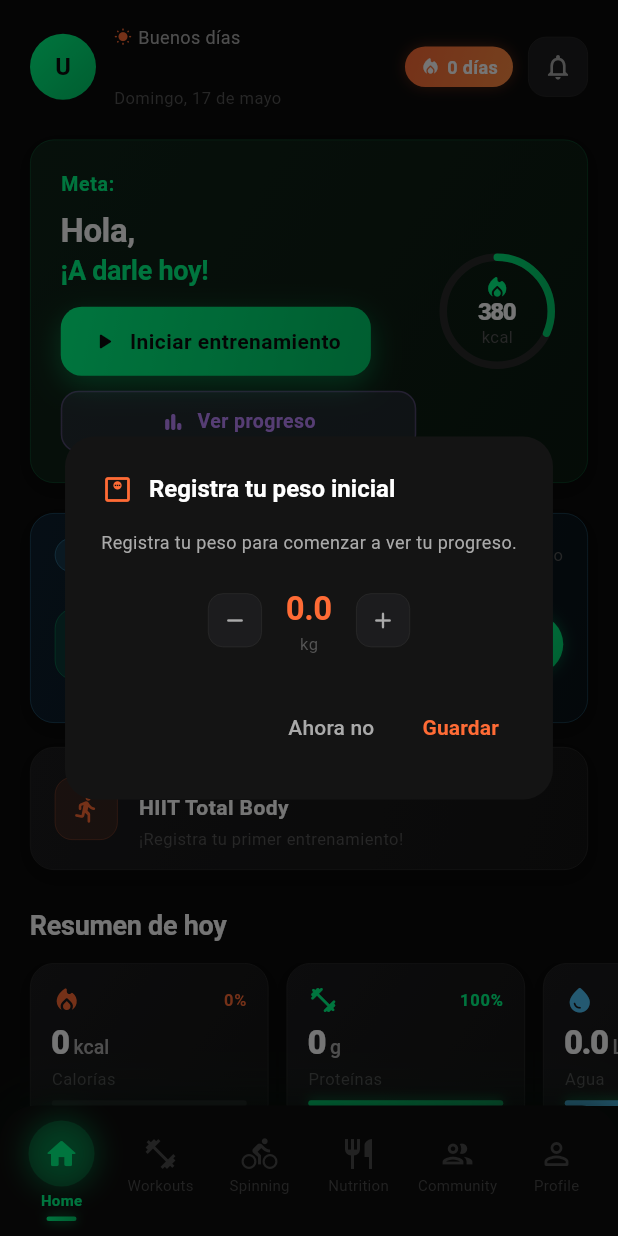
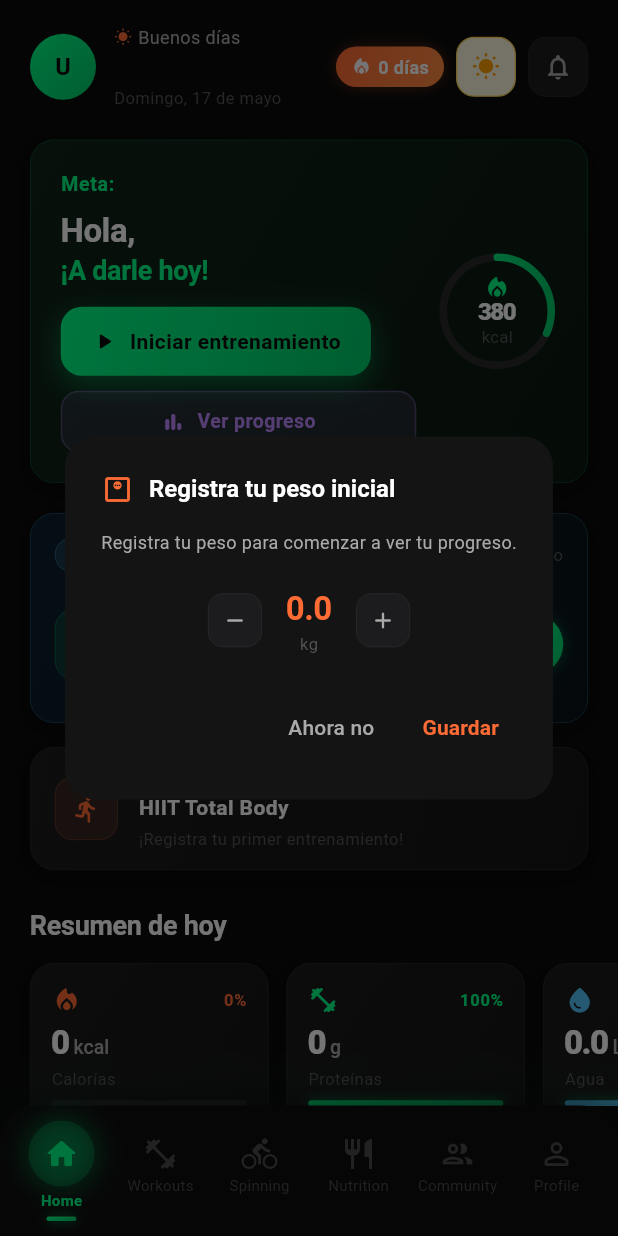
Before and after one commit to vallejoj203k/Mega_vital, a Flutter app: the screen it shows once a user with an empty profile is signed in, on a phone screen of 412 x 824 dp. Run offline on Flutter 3.47's test engine with Material 3 defaults, Android fonts, the phone set to English and light mode, and no system bars; our stand-ins replace image_picker, shared_preferences, supabase_flutter, video_player; missing offline and left inert: video_compress; accounts and stored records are empty; network calls fail.

Commit message:
feat: add day/night mode toggle button to home screen
- Add ThemeProvider with SharedPreferences persistence (defaults to dark)
- Define separate light and dark ThemeData in app.dart
- Consumer<ThemeProvider> drives themeMode and status bar brightness
- Subtle animated sun/moon button in home TopBar to toggle themes

https://claude.ai/code/session_01UYJy5Xkw1k94cAgqswUYnb

```diff
--- a/lib/app/app.dart
+++ b/lib/app/app.dart
@@ -14,42 +14,11 @@ import '../core/providers/stories_provider.dart';
 import '../core/providers/challenges_provider.dart';
 import '../core/providers/premium_provider.dart';
 import '../core/providers/weight_provider.dart';
+import '../core/providers/theme_provider.dart';
 import '../services/api_key_manager.dart';
 import '../presentation/screens/auth/auth_wrapper.dart';
 
-class GymApp extends StatelessWidget {
-  const GymApp({super.key});
-
-  @override
-  Widget build(BuildContext context) {
-    SystemChrome.setSystemUIOverlayStyle(const SystemUiOverlayStyle(
-      statusBarColor: Colors.transparent,
-      statusBarIconBrightness: Brightness.light,
-      systemNavigationBarColor: AppColors.navBackground,
-      systemNavigationBarIconBrightness: Brightness.light,
-    ));
-
-    return MultiProvider(
-      providers: [
-        ChangeNotifierProvider(create: (_) => NavProvider()),
-        ChangeNotifierProvider(create: (_) => AuthProvider()),
-        // NutritionProvider carga el día actual al inicializarse
-        ChangeNotifierProvider(create: (_) => NutritionProvider()..init()),
-        // WorkoutLogProvider carga historial y pesos guardados
-        ChangeNotifierProvider(create: (_) => WorkoutLogProvider()..init()),
-        ChangeNotifierProvider(create: (_) => CommunityProvider()),
-        ChangeNotifierProvider(create: (_) => StoriesProvider()),
-        ChangeNotifierProvider(create: (_) => FollowProvider()),
-        ChangeNotifierProvider(create: (_) => NotificationProvider()),
-        ChangeNotifierProvider(create: (_) => ChallengesProvider()),
-        ChangeNotifierProvider(create: (_) => PremiumProvider()),
-        ChangeNotifierProvider(create: (_) => WeightProvider()),
-      ],
-      child: MaterialApp(
-        title: 'Mega Vital',
-        debugShowCheckedModeBanner: false,
-        themeMode: ThemeMode.dark,
-        theme: ThemeData(
+final _darkTheme = ThemeData(
   brightness: Brightness.dark,
   scaffoldBackgroundColor: AppColors.background,
   colorScheme: const ColorScheme.dark(
@@ -73,8 +42,74 @@ class GymApp extends StatelessWidget {
     thickness: 0.5,
   ),
   useMaterial3: true,
+);
+
+final _lightTheme = ThemeData(
+  brightness: Brightness.light,
+  scaffoldBackgroundColor: const Color(0xFFF2F2F7),
+  colorScheme: const ColorScheme.light(
+    primary: Color(0xFF00AA5B),
+    secondary: Color(0xFF0288D1),
+    surface: Color(0xFFFFFFFF),
+    error: Color(0xFFB00020),
+    onPrimary: Colors.white,
+    onSecondary: Colors.white,
+    onSurface: Color(0xFF0A0A0A),
   ),
+  splashColor: Colors.transparent,
+  highlightColor: Colors.transparent,
+  appBarTheme: const AppBarTheme(
+    backgroundColor: Colors.transparent,
+    elevation: 0,
+    iconTheme: IconThemeData(color: Color(0xFF0A0A0A)),
+  ),
+  dividerTheme: const DividerThemeData(
+    color: Color(0xFFE0E0E0),
+    thickness: 0.5,
+  ),
+  useMaterial3: true,
+);
+
+class GymApp extends StatelessWidget {
+  const GymApp({super.key});
+
+  @override
+  Widget build(BuildContext context) {
+    return MultiProvider(
+      providers: [
+        ChangeNotifierProvider(create: (_) => ThemeProvider()),
+        ChangeNotifierProvider(create: (_) => NavProvider()),
+        ChangeNotifierProvider(create: (_) => AuthProvider()),
+        ChangeNotifierProvider(create: (_) => NutritionProvider()..init()),
+        ChangeNotifierProvider(create: (_) => WorkoutLogProvider()..init()),
+        ChangeNotifierProvider(create: (_) => CommunityProvider()),
+        ChangeNotifierProvider(create: (_) => StoriesProvider()),
+        ChangeNotifierProvider(create: (_) => FollowProvider()),
+        ChangeNotifierProvider(create: (_) => NotificationProvider()),
+        ChangeNotifierProvider(create: (_) => ChallengesProvider()),
+        ChangeNotifierProvider(create: (_) => PremiumProvider()),
+        ChangeNotifierProvider(create: (_) => WeightProvider()),
+      ],
+      child: Consumer<ThemeProvider>(
+        builder: (context, themeProvider, _) {
+          final isDark = themeProvider.isDark;
+          SystemChrome.setSystemUIOverlayStyle(SystemUiOverlayStyle(
+            statusBarColor: Colors.transparent,
+            statusBarIconBrightness: isDark ? Brightness.light : Brightness.dark,
+            systemNavigationBarColor:
+                isDark ? AppColors.navBackground : const Color(0xFFF2F2F7),
+            systemNavigationBarIconBrightness:
+                isDark ? Brightness.light : Brightness.dark,
+          ));
+          return MaterialApp(
+            title: 'Mega Vital',
+            debugShowCheckedModeBanner: false,
+            themeMode: themeProvider.themeMode,
+            theme: _lightTheme,
+            darkTheme: _darkTheme,
             home: const AuthWrapper(),
+          );
+        },
       ),
     );
   }
--- /dev/null
+++ b/lib/core/providers/theme_provider.dart
@@ -0,0 +1,27 @@
+import 'package:flutter/material.dart';
+import 'package:shared_preferences/shared_preferences.dart';
+
+class ThemeProvider extends ChangeNotifier {
+  static const _key = 'is_dark_mode';
+  bool _isDark = true;
+
+  bool get isDark => _isDark;
+  ThemeMode get themeMode => _isDark ? ThemeMode.dark : ThemeMode.light;
+
+  ThemeProvider() {
+    _load();
+  }
+
+  Future<void> _load() async {
+    final prefs = await SharedPreferences.getInstance();
+    _isDark = prefs.getBool(_key) ?? true;
+    notifyListeners();
+  }
+
+  Future<void> toggle() async {
+    _isDark = !_isDark;
+    notifyListeners();
+    final prefs = await SharedPreferences.getInstance();
+    await prefs.setBool(_key, _isDark);
+  }
+}
--- a/lib/presentation/screens/home/home_screen.dart
+++ b/lib/presentation/screens/home/home_screen.dart
@@ -11,6 +11,7 @@ import '../../../core/mock/mock_data.dart';
 import '../../../core/providers/auth_provider.dart';
 import '../../../core/providers/nav_provider.dart';
 import '../../../core/providers/nutrition_provider.dart';
+import '../../../core/providers/theme_provider.dart';
 import '../../../core/providers/weight_provider.dart';
 import '../../../core/providers/workout_log_provider.dart';
 import '../../../services/fitness_calculator.dart';
@@ -181,7 +182,7 @@ class _HomeScreenState extends State<HomeScreen>
     final _grasasHoy = nutrition.totalFat;
 
     return Scaffold(
-      backgroundColor: AppColors.background,
+      backgroundColor: Theme.of(context).scaffoldBackgroundColor,
       body: SafeArea(
         child: CustomScrollView(
           physics: const BouncingScrollPhysics(),
@@ -432,7 +433,10 @@ class _TopBar extends StatelessWidget {
     required this.streak, this.photoUrl});
 
   @override
-  Widget build(BuildContext context) => Row(children: [
+  Widget build(BuildContext context) {
+    final themeProvider = context.watch<ThemeProvider>();
+    final isDark = themeProvider.isDark;
+    return Row(children: [
       InitialsAvatar(initials: iniciales, photoUrl: photoUrl),
       const SizedBox(width: 12),
       Expanded(child: Column(crossAxisAlignment: CrossAxisAlignment.start,
@@ -451,7 +455,33 @@ class _TopBar extends StatelessWidget {
         ],
       )),
       StreakBadge(days: streak),
-    const SizedBox(width: 10),
+      const SizedBox(width: 8),
+      GestureDetector(
+        onTap: () => context.read<ThemeProvider>().toggle(),
+        child: AnimatedContainer(
+          duration: const Duration(milliseconds: 250),
+          width: 40,
+          height: 40,
+          decoration: BoxDecoration(
+            color: isDark
+                ? const Color(0xFFFFF8E1)
+                : const Color(0xFF1C1C2E),
+            borderRadius: BorderRadius.circular(12),
+            border: Border.all(
+              color: isDark
+                  ? const Color(0xFFFFD54F)
+                  : const Color(0xFF3A3A5C),
+              width: 0.8,
+            ),
+          ),
+          child: Icon(
+            isDark ? Icons.wb_sunny_rounded : Icons.bedtime_rounded,
+            color: isDark ? const Color(0xFFFFA000) : const Color(0xFF9E9EC8),
+            size: 19,
+          ),
+        ),
+      ),
+      const SizedBox(width: 8),
       GestureDetector(
         onTap: () {},
         child: Container(width: 40, height: 40,
@@ -462,6 +492,7 @@ class _TopBar extends StatelessWidget {
                 color: AppColors.textSecondary, size: 20)),
       ),
     ]);
+  }
 }
 
 // ── Tarjeta de bienvenida ──────────────────────────────────────────
```
Lines whose indentation alone changed are shown as unchanged.
